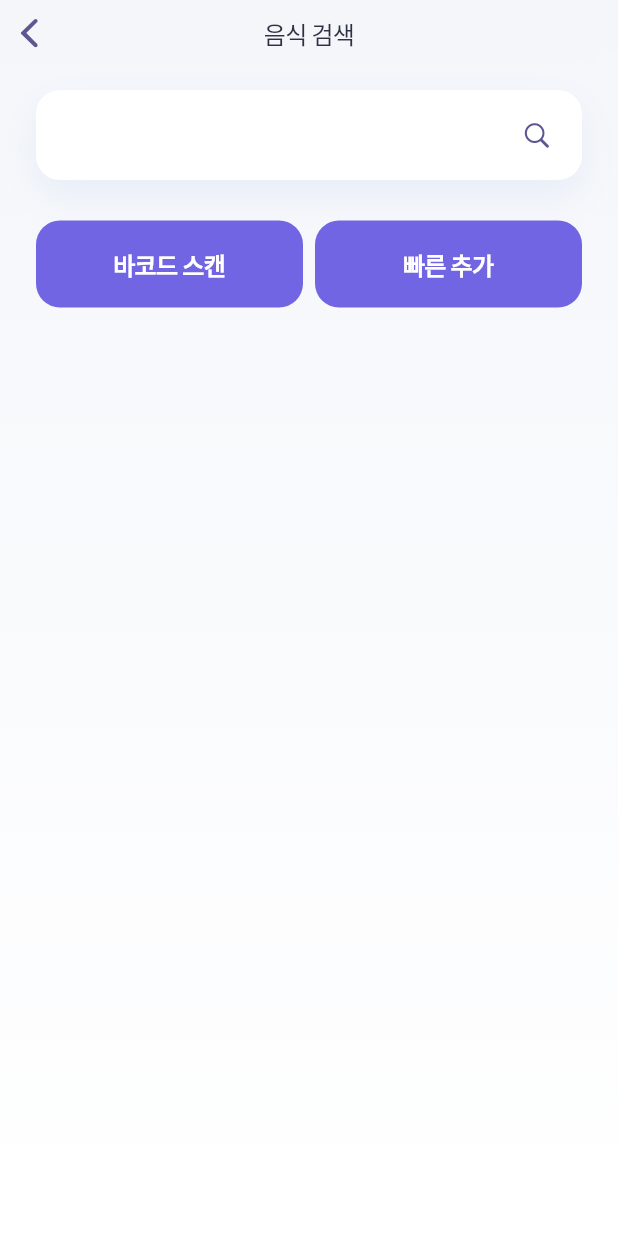
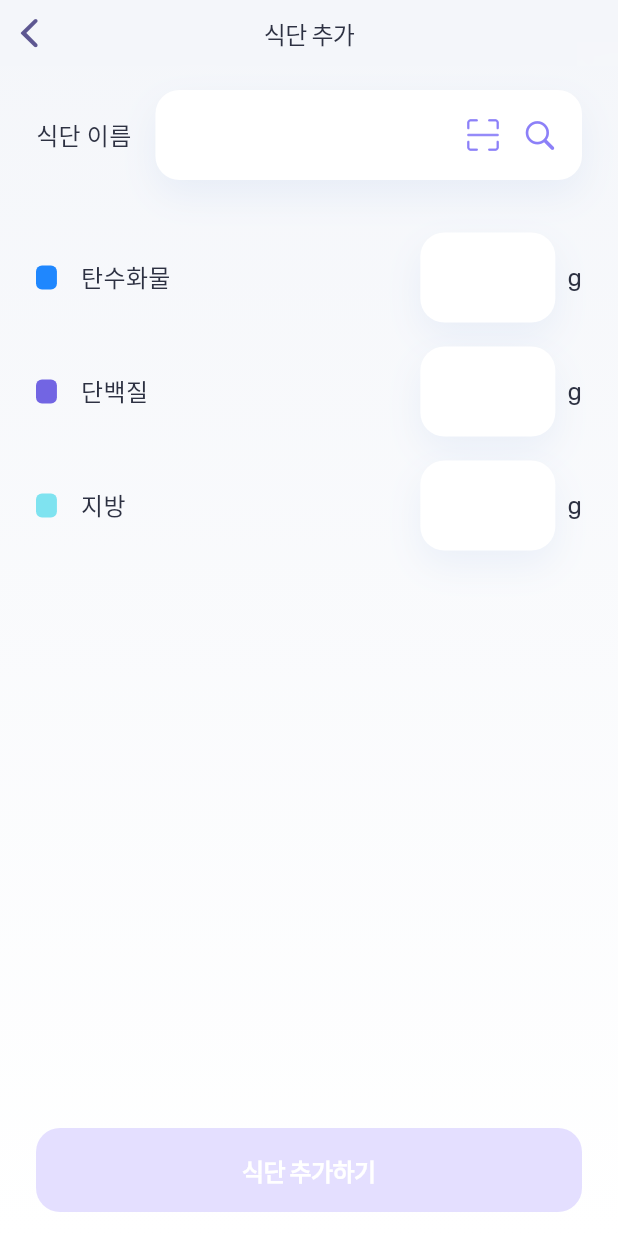
Before and after one commit to JungYunseong/MealUp, a Flutter app: the AddFoodScreen screen opened by its route, on a phone screen of 412 x 824 dp. Run offline on Flutter 3.47's test engine with Material 2 defaults, Android fonts, the phone set to English and light mode, and no system bars; our stand-ins replace camera, carousel_slider, flutter_bounceable, shared_preferences, sqflite, syncfusion_flutter_charts; missing offline and left inert: google_ml_kit; accounts and stored records are empty.

Commit message:
[Feat] 식단 추가 스크린 디자인 변경

```diff
--- /dev/null
+++ b/lib/components/add_food_text_field.dart
@@ -0,0 +1,55 @@
+import 'package:flutter/material.dart';
+
+class AddFoodTextField extends StatefulWidget {
+  const AddFoodTextField({
+    super.key,
+    required this.controller,
+    this.inputType,
+    required this.onChanged,
+    this.suffixIcon,
+  });
+
+  final Widget? suffixIcon;
+  final TextEditingController controller;
+  final TextInputType? inputType;
+  final Function(String value) onChanged;
+
+  @override
+  State<AddFoodTextField> createState() => _AddFoodTextFieldState();
+}
+
+class _AddFoodTextFieldState extends State<AddFoodTextField> {
+  @override
+  Widget build(BuildContext context) {
+    return Container(
+      height: 60,
+      alignment: Alignment.center,
+      decoration: ShapeDecoration(
+        color: Colors.white,
+        shape: RoundedRectangleBorder(
+          borderRadius: BorderRadius.circular(16.0),
+        ),
+        shadows: const [
+          BoxShadow(
+            color: Color(0x144075CD),
+            blurRadius: 20,
+            offset: Offset(0, 10),
+            spreadRadius: 0,
+          )
+        ],
+      ),
+      child: TextField(
+        controller: widget.controller,
+        keyboardType: widget.inputType,
+        textAlign: (widget.inputType != TextInputType.number)
+            ? TextAlign.start
+            : TextAlign.end,
+        decoration: InputDecoration(
+            border: InputBorder.none,
+            contentPadding: const EdgeInsets.all(20.0),
+            suffixIcon: widget.suffixIcon),
+        onChanged: (value) => widget.onChanged(value),
+      ),
+    );
+  }
+}
--- a/lib/components/camera_view.dart
+++ b/lib/components/camera_view.dart
@@ -53,13 +53,10 @@ class _CameraViewState extends State<CameraView> {
 
   @override
   Widget build(BuildContext context) {
-    return Scaffold(body: _liveFeedBody());
-  }
-
-  Widget _liveFeedBody() {
     if (_cameras.isEmpty) return Container();
     if (_controller == null) return Container();
     if (_controller?.value.isInitialized == false) return Container();
+
     return Container(
       color: Colors.black,
       child: Stack(
--- a/lib/screens/add_food_screen.dart
+++ b/lib/screens/add_food_screen.dart
@@ -1,5 +1,7 @@
 import 'package:flutter/cupertino.dart';
 import 'package:flutter/material.dart';
+import 'package:meal_up/components/add_food_text_field.dart';
+import 'package:meal_up/model/nutrition.dart';
 import 'package:meal_up/screens/barcode_scanner_screen.dart';
 import '../constant.dart';
 import '../database_helper.dart';
@@ -16,7 +18,105 @@ class AddFoodScreen extends StatefulWidget {
 }
 
 class _AddFoodScreenState extends State<AddFoodScreen> {
-  String testText = '바코드 스캔';
+  String? foodName;
+  int? carb;
+  int? protein;
+  int? fat;
+
+  TextEditingController nameController = TextEditingController();
+  final TextEditingController carbController = TextEditingController();
+  final TextEditingController proteinController = TextEditingController();
+  final TextEditingController fatController = TextEditingController();
+
+  void Function()? addFood;
+
+  void validate() {
+    if (nameController.text == '' ||
+        carbController.text == '' ||
+        proteinController.text == '' ||
+        fatController.text == '') {
+      setState(() {
+        addFood = null;
+      });
+    } else {
+      setState(() {
+        addFood = () {
+          print('식단 추가');
+        };
+      });
+    }
+  }
+
+  Widget nutritionTextField({
+    required Nutrition nutrition,
+    required Function(String value) onChanged,
+  }) {
+    TextEditingController controller = TextEditingController();
+    switch (nutrition) {
+      case Nutrition.carbohydrate:
+        controller = carbController;
+      case Nutrition.protein:
+        controller = proteinController;
+      case Nutrition.fat:
+        controller = fatController;
+    }
+
+    return Padding(
+      padding: const EdgeInsets.symmetric(vertical: 8.0),
+      child: Row(
+        children: [
+          SizedBox(
+            width: 90.0,
+            child: Row(
+              children: [
+                Container(
+                  width: 13.95,
+                  height: 16,
+                  decoration: ShapeDecoration(
+                    color: nutrition.getColor,
+                    shape: RoundedRectangleBorder(
+                      borderRadius: BorderRadius.circular(4),
+                    ),
+                  ),
+                ),
+                const SizedBox(width: 16.0),
+                Text(
+                  nutrition.convertToString,
+                  style: const TextStyle(
+                    color: Color(0xFF2D3142),
+                    fontSize: 16,
+                    fontFamily: 'Noto Sans KR',
+                    fontWeight: FontWeight.w400,
+                    letterSpacing: 0.23,
+                  ),
+                ),
+              ],
+            ),
+          ),
+          const Spacer(),
+          SizedBox(
+            width: 90.0,
+            child: AddFoodTextField(
+              controller: controller,
+              inputType: TextInputType.number,
+              onChanged: onChanged,
+            ),
+          ),
+          const SizedBox(width: 8.0),
+          const Text(
+            'g',
+            style: TextStyle(
+              color: Color(0xFF2D3142),
+              fontSize: 16,
+              fontFamily: 'Rubik',
+              fontWeight: FontWeight.w400,
+              letterSpacing: 0.23,
+            ),
+          )
+        ],
+      ),
+    );
+  }
 
   void scanBarcode(BuildContext context) {
     showModalBottomSheet<void>(
@@ -27,7 +127,11 @@ class _AddFoodScreenState extends State<AddFoodScreen> {
           borderRadius: BorderRadius.circular(20.0),
           child: SizedBox(
             height: MediaQuery.of(context).size.height * 0.82,
-            child: const BarcodeScannerScreen(),
+            child: BarcodeScannerScreen(onResult: (result) {
+              setState(() {
+                nameController.text = result.displayValue ?? '';
+              });
+            },),
           ),
         );
       },
@@ -36,7 +140,11 @@ class _AddFoodScreenState extends State<AddFoodScreen> {
 
   @override
   Widget build(BuildContext context) {
-    return Container(
+    return GestureDetector(
+      onTap: () {
+        FocusManager.instance.primaryFocus?.unfocus();
+      },
+      child: Container(
         height: MediaQuery.of(context).size.height,
         width: MediaQuery.of(context).size.width,
         alignment: Alignment.center,
@@ -44,7 +152,7 @@ class _AddFoodScreenState extends State<AddFoodScreen> {
         child: Scaffold(
           appBar: const CupertinoNavigationBar(
             middle: Text(
-            '음식 검색',
+              '식단 추가',
               textAlign: TextAlign.center,
               style: TextStyle(
                 color: Color(0xFF2D3142),
@@ -69,70 +177,109 @@ class _AddFoodScreenState extends State<AddFoodScreen> {
                     crossAxisAlignment: CrossAxisAlignment.center,
                     children: [
                       const SizedBox(height: 16.0),
-                    Container(
-                      height: 60,
-                      decoration: ShapeDecoration(
-                        color: Colors.white,
-                        shape: RoundedRectangleBorder(
-                          borderRadius: BorderRadius.circular(16.0),
+                      Row(
+                        children: [
+                          const Text(
+                            '식단 이름',
+                            style: TextStyle(
+                              color: Color(0xFF2D3142),
+                              fontSize: 16,
+                              fontFamily: 'Noto Sans KR',
+                              fontWeight: FontWeight.w400,
+                              letterSpacing: 0.23,
                             ),
-                        shadows: const [
-                          BoxShadow(
-                            color: Color(0x144075CD),
-                            blurRadius: 20,
-                            offset: Offset(0, 10),
-                            spreadRadius: 0,
-                          )
+                          ),
+                          const SizedBox(width: 16.0),
+                          Expanded(
+                            child: AddFoodTextField(
+                                controller: nameController,
+                                suffixIcon: Wrap(
+                                  children: [
+                                    CupertinoButton(
+                                        padding: const EdgeInsets.fromLTRB(
+                                            0.0, 12.0, 0.0, 12.0),
+                                        child: Image.asset(
+                                          'assets/icons/scan.png',
+                                          width: 24.0,
+                                          fit: BoxFit.fitWidth,
+                                        ),
+                                        onPressed: () {
+                                          scanBarcode(context);
+                                        }),
+                                    CupertinoButton(
+                                        padding: const EdgeInsets.fromLTRB(
+                                            0.0, 12.0, 12.0, 12.0),
+                                        child: const Icon(
+                                          CupertinoIcons.search,
+                                          color: secondaryColor,
+                                          size: 24.0,
+                                        ),
+                                        onPressed: () {
+                                          print('식단 검색');
+                                        }),
                                   ],
                                 ),
+                                onChanged: (value) {
+                                  validate();
+                                  foodName = value;
+                                }),
+                          ),
+                        ],
+                      ),
+                      const SizedBox(height: 27.0),
+                      nutritionTextField(
+                        nutrition: Nutrition.carbohydrate,
+                        onChanged: (value) {
+                          validate();
+                          if (value.isNotEmpty) {
+                            carb = int.parse(value);
+                          }
+                        },
+                      ),
+                      nutritionTextField(
+                        nutrition: Nutrition.protein,
+                        onChanged: (value) {
+                          validate();
+                          if (value.isNotEmpty) {
+                            protein = int.parse(value);
+                          }
+                        },
+                      ),
+                      nutritionTextField(
+                        nutrition: Nutrition.fat,
+                        onChanged: (value) {
+                          validate();
+                          if (value.isNotEmpty) {
+                            fat = int.parse(value);
+                          }
+                        },
+                      ),
+                      const Spacer(),
+                      SafeArea(
+                        child: Padding(
+                          padding: const EdgeInsets.symmetric(vertical: 16.0),
+                          child: CupertinoButton(
+                            color: primaryColor,
+                            disabledColor: tertiaryColor,
+                            borderRadius: BorderRadius.circular(16.0),
+                            onPressed: addFood,
+                            child: SizedBox(
+                              width: double.infinity,
                               child: Center(
-                        child: TextField(
-                          decoration: InputDecoration(
-                            border: InputBorder.none,
-                            contentPadding: const EdgeInsets.all(20.0),
-                            suffixIcon: CupertinoButton(
-                                child: const Icon(CupertinoIcons.search),
-                                onPressed: () {}),
+                                child: Text(
+                                  '식단 추가하기',
+                                  style: buttonText,
                                 ),
                               ),
                             ),
                           ),
-                    const SizedBox(height: 27.0),
-                    Row(
-                      children: [
-                        Expanded(
-                          child: CupertinoButton(
-                            padding: const EdgeInsets.symmetric(vertical: 17.0),
-                            color: primaryColor,
-                            borderRadius: BorderRadius.circular(16.0),
-                            onPressed: () async {
-                              scanBarcode(context);
-                            },
-                            child: Text(
-                              testText,
-                              style: buttonText,
                         ),
                       ),
-                        ),
-                        const SizedBox(width: 8.0),
-                        Expanded(
-                          child: CupertinoButton(
-                            padding: const EdgeInsets.symmetric(vertical: 17.0),
-                            color: primaryColor,
-                            borderRadius: BorderRadius.circular(16.0),
-                            onPressed: () {},
-                            child: Text(
-                              '빠른 추가',
-                              style: buttonText,
-                            ),
-                          ),
-                        ),
-                      ],
-                    )
                     ],
                   ),
                 ),
               ],
+            ),
           ),
         ),
       ),
--- a/lib/screens/barcode_scanner_screen.dart
+++ b/lib/screens/barcode_scanner_screen.dart
@@ -3,7 +3,9 @@ import 'package:google_ml_kit/google_ml_kit.dart';
 import 'package:meal_up/components/camera_view.dart';
 
 class BarcodeScannerScreen extends StatefulWidget {
-  const BarcodeScannerScreen({super.key});
+  const BarcodeScannerScreen({super.key, required this.onResult});
+
+  final Function(Barcode result) onResult;
 
   @override
   State<BarcodeScannerScreen> createState() => _BarcodeScannerScreenState();
@@ -38,7 +40,7 @@ class _BarcodeScannerScreenState extends State<BarcodeScannerScreen> {
       if (inputImage.metadata?.size != null &&
           inputImage.metadata?.rotation != null) {
         if (barcodes.isNotEmpty) {
-          print(barcodes[0].rawValue);
+          widget.onResult(barcodes[0]);
           if (mounted) {
             Navigator.pop(context);
           }
```
Also changed, not shown: assets/icons/scan.png (added). Lines whose indentation alone changed are shown as unchanged.
